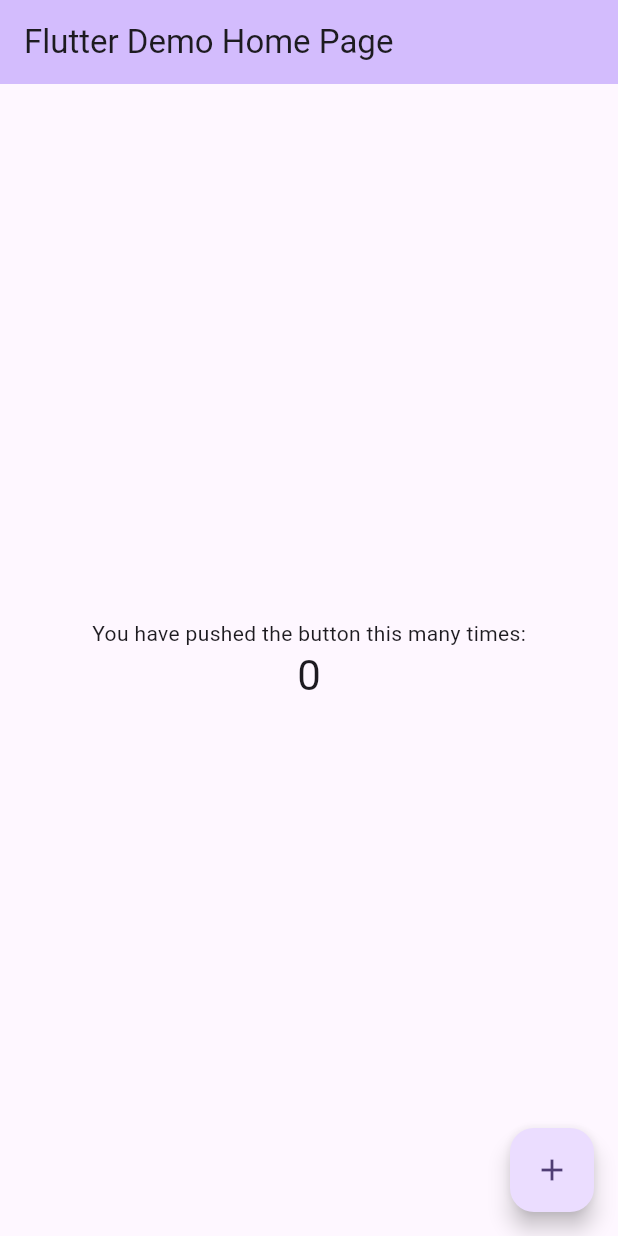
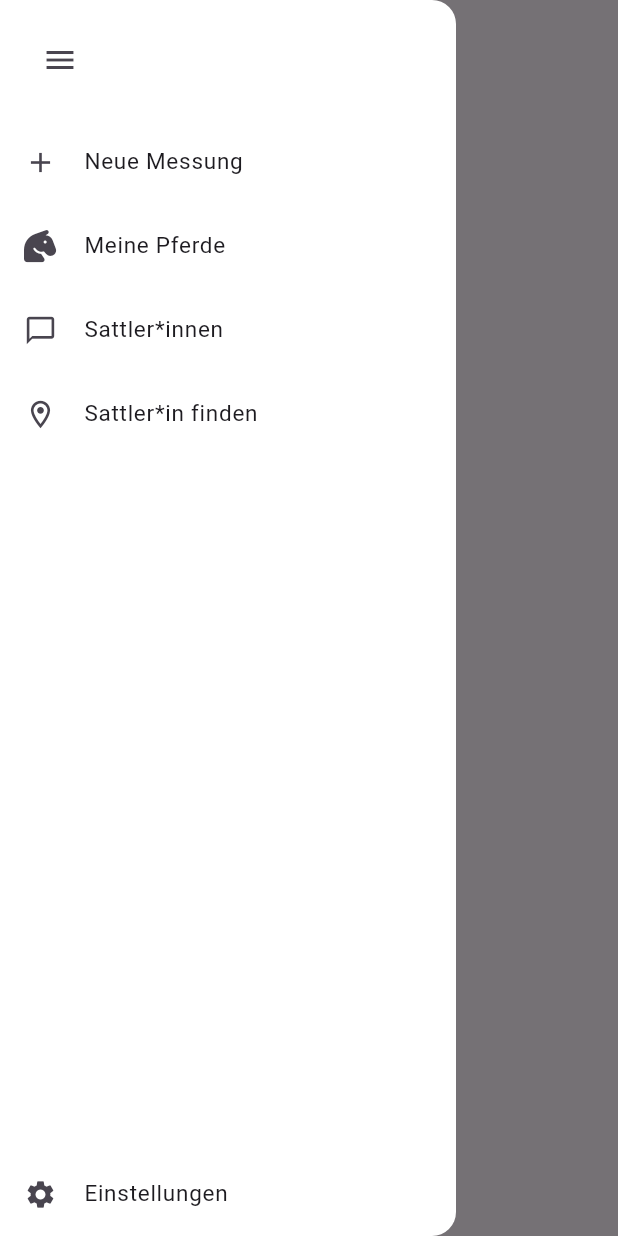
Before and after one commit to syp-equipressure/equipressure, a Flutter app: the screen it shows after launch, with the side drawer open (before the commit the screen has no drawer), on a phone screen of 412 x 824 dp. Run offline on Flutter 3.47's test engine with Material 3 defaults, Android fonts, the light colour scheme and no system bars; our stand-ins replace font_awesome_flutter.

Commit message:
new Projekt setup && sidebar

```diff
--- a/equipressure/reiterappfrontend/lib/main.dart
+++ b/equipressure/reiterappfrontend/lib/main.dart
@@ -1,4 +1,5 @@
 import 'package:flutter/material.dart';
+import 'screens/horses_screen.dart';
 
 void main() {
   runApp(const MyApp());
@@ -7,116 +8,11 @@ void main() {
 class MyApp extends StatelessWidget {
   const MyApp({super.key});
 
-  // This widget is the root of your application.
   @override
   Widget build(BuildContext context) {
     return MaterialApp(
-      title: 'Flutter Demo',
-      theme: ThemeData(
-        // This is the theme of your application.
-        //
-        // TRY THIS: Try running your application with "flutter run". You'll see
-        // the application has a purple toolbar. Then, without quitting the app,
-        // try changing the seedColor in the colorScheme below to Colors.green
-        // and then invoke "hot reload" (save your changes or press the "hot
-        // reload" button in a Flutter-supported IDE, or press "r" if you used
-        // the command line to start the app).
-        //
-        // Notice that the counter didn't reset back to zero; the application
-        // state is not lost during the reload. To reset the state, use hot
-        // restart instead.
-        //
-        // This works for code too, not just values: Most code changes can be
-        // tested with just a hot reload.
-        colorScheme: .fromSeed(seedColor: Colors.deepPurple),
-      ),
-      home: const MyHomePage(title: 'Flutter Demo Home Page'),
+      debugShowCheckedModeBanner: false,
+      home: const HorsesScreen(),
     );
   }
 }
-
-class MyHomePage extends StatefulWidget {
-  const MyHomePage({super.key, required this.title});
-
-  // This widget is the home page of your application. It is stateful, meaning
-  // that it has a State object (defined below) that contains fields that affect
-  // how it looks.
-
-  // This class is the configuration for the state. It holds the values (in this
-  // case the title) provided by the parent (in this case the App widget) and
-  // used by the build method of the State. Fields in a Widget subclass are
-  // always marked "final".
-
-  final String title;
-
-  @override
-  State<MyHomePage> createState() => _MyHomePageState();
-}
-
-class _MyHomePageState extends State<MyHomePage> {
-  int _counter = 0;
-
-  void _incrementCounter() {
-    setState(() {
-      // This call to setState tells the Flutter framework that something has
-      // changed in this State, which causes it to rerun the build method below
-      // so that the display can reflect the updated values. If we changed
-      // _counter without calling setState(), then the build method would not be
-      // called again, and so nothing would appear to happen.
-      _counter++;
-    });
-  }
-
-  @override
-  Widget build(BuildContext context) {
-    // This method is rerun every time setState is called, for instance as done
-    // by the _incrementCounter method above.
-    //
-    // The Flutter framework has been optimized to make rerunning build methods
-    // fast, so that you can just rebuild anything that needs updating rather
-    // than having to individually change instances of widgets.
-    return Scaffold(
-      appBar: AppBar(
-        // TRY THIS: Try changing the color here to a specific color (to
-        // Colors.amber, perhaps?) and trigger a hot reload to see the AppBar
-        // change color while the other colors stay the same.
-        backgroundColor: Theme.of(context).colorScheme.inversePrimary,
-        // Here we take the value from the MyHomePage object that was created by
-        // the App.build method, and use it to set our appbar title.
-        title: Text(widget.title),
-      ),
-      body: Center(
-        // Center is a layout widget. It takes a single child and positions it
-        // in the middle of the parent.
-        child: Column(
-          // Column is also a layout widget. It takes a list of children and
-          // arranges them vertically. By default, it sizes itself to fit its
-          // children horizontally, and tries to be as tall as its parent.
-          //
-          // Column has various properties to control how it sizes itself and
-          // how it positions its children. Here we use mainAxisAlignment to
-          // center the children vertically; the main axis here is the vertical
-          // axis because Columns are vertical (the cross axis would be
-          // horizontal).
-          //
-          // TRY THIS: Invoke "debug painting" (choose the "Toggle Debug Paint"
-          // action in the IDE, or press "p" in the console), to see the
-          // wireframe for each widget.
-          mainAxisAlignment: .center,
-          children: [
-            const Text('You have pushed the button this many times:'),
-            Text(
-              '$_counter',
-              style: Theme.of(context).textTheme.headlineMedium,
-            ),
-          ],
-        ),
-      ),
-      floatingActionButton: FloatingActionButton(
-        onPressed: _incrementCounter,
-        tooltip: 'Increment',
-        child: const Icon(Icons.add),
-      ),
-    );
-  }
-}
--- /dev/null
+++ b/equipressure/reiterappfrontend/lib/screens/horses_screen.dart
@@ -0,0 +1,30 @@
+import 'package:flutter/material.dart';
+import '../widgets/sidenav.dart';
+
+class HorsesScreen extends StatelessWidget {
+  const HorsesScreen({super.key});
+
+  @override
+  Widget build(BuildContext context) {
+    return Scaffold(
+      drawer: const SideNav(),
+      appBar: AppBar(
+        title: const Text('Meine Pferde',
+          style: TextStyle(
+            fontWeight: FontWeight.bold,
+          ),
+        ),
+        centerTitle: true,
+        leading: Builder(
+          builder: (context) => IconButton(
+            icon: const Icon(Icons.menu),
+            onPressed: () => Scaffold.of(context).openDrawer(),
+          ),
+        ),
+      ),
+      body: const Center(
+        child: Text('Wieher'),
+      ),
+    );
+  }
+}
--- /dev/null
+++ b/equipressure/reiterappfrontend/lib/widgets/sidenav.dart
@@ -0,0 +1,103 @@
+import 'package:flutter/material.dart';
+import 'package:font_awesome_flutter/font_awesome_flutter.dart';
+import 'package:reiterappfrontend/screens/find_saddler.dart';
+import 'package:reiterappfrontend/screens/horses_screen.dart';
+import 'package:reiterappfrontend/screens/new_measurement.dart';
+import 'package:reiterappfrontend/screens/saddler_contact.dart';
+
+class SideNav extends StatelessWidget {
+  const SideNav({super.key});
+
+  @override
+  Widget build(BuildContext context) {
+    return Drawer(
+      backgroundColor: Colors.white,
+      child: SafeArea(
+        child: Column(
+          children: [
+            Padding(
+              padding: const EdgeInsets.all(16),
+              child: Align(
+                alignment: Alignment.centerLeft,
+                child: IconButton(
+                  icon: const Icon(Icons.menu),
+                  onPressed: () => Navigator.of(context).pop(),
+                ),
+              ),
+            ),
+
+            // Menu Items
+            _DrawerItem(
+              icon: Icons.add,
+              text: 'Neue Messung',
+              onTap: () {
+                Navigator.of(context).push(
+                    MaterialPageRoute(builder: (context) => NewMeasurement())
+                );
+              }
+            ),
+            _DrawerItem(
+              icon: FontAwesomeIcons.horseHead,
+              text: 'Meine Pferde',
+              onTap: () {
+                Navigator.of(context).push(
+                    MaterialPageRoute(builder: (context) => HorsesScreen())
+                );
+              },
+            ),
+            _DrawerItem(
+              icon: Icons.chat_bubble_outline,
+              text: 'Sattler*innen',
+              onTap: () {
+                Navigator.of(context).push(
+                    MaterialPageRoute(builder: (context) => SaddlerContact())
+                );
+              },
+            ),
+            _DrawerItem(
+              icon: Icons.location_on_outlined,
+              text: 'Sattler*in finden',
+              onTap: () {
+                Navigator.of(context).push(
+                  MaterialPageRoute(builder: (context) => FindSaddler())
+                );
+              },
+            ),
+
+            const Spacer(),
+
+            _DrawerItem(
+              icon: Icons.settings,
+              text: 'Einstellungen',
+              onTap: () {},
+            ),
+          ],
+        ),
+      ),
+    );
+  }
+}
+
+class _DrawerItem extends StatelessWidget {
+  final IconData icon;
+  final String text;
+  final VoidCallback onTap;
+
+  const _DrawerItem({
+    required this.icon,
+    required this.text,
+    required this.onTap,
+  });
+
+  @override
+  Widget build(BuildContext context) {
+    return ListTile(
+      leading: Icon(icon, size: 22),
+      title: Text(
+        text,
+        style: const TextStyle(fontSize: 15),
+      ),
+      onTap: onTap,
+    );
+  }
+}
--- a/equipressure/reiterappfrontend/pubspec.yaml
+++ b/equipressure/reiterappfrontend/pubspec.yaml
@@ -1,5 +1,5 @@
 name: reiterappfrontend
-description: "A new Flutter project."
+description: "Frontend for EquiPressure"
 # The following line prevents the package from being accidentally published to
 # pub.dev using `flutter pub publish`. This is preferred for private packages.
 publish_to: 'none' # Remove this line if you wish to publish to pub.dev
@@ -31,9 +31,13 @@ dependencies:
   flutter:
     sdk: flutter
 
+
+
   # The following adds the Cupertino Icons font to your application.
   # Use with the CupertinoIcons class for iOS style icons.
   cupertino_icons: ^1.0.8
+  font_awesome_flutter: ^10.12.0
+  flutter_svg: ^2.0.7
 
 dev_dependencies:
   flutter_test:
```
Also changed, not shown: equipressure/reiterappfrontend/lib/screens/find_saddler.dart (added, +30 -0 lines), equipressure/reiterappfrontend/lib/screens/new_measurement.dart (added, +30 -0 lines), equipressure/reiterappfrontend/lib/screens/saddler_contact.dart (added, +30 -0 lines), equipressure/reiterappfrontend/pubspec.lock, 104 other files.
